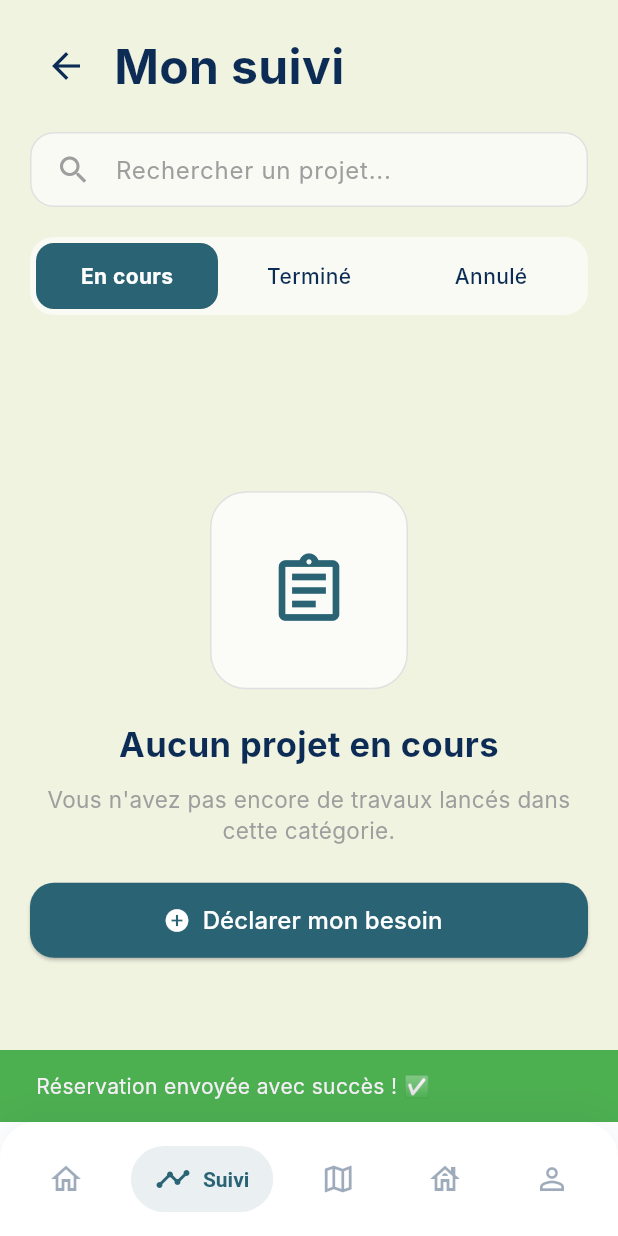
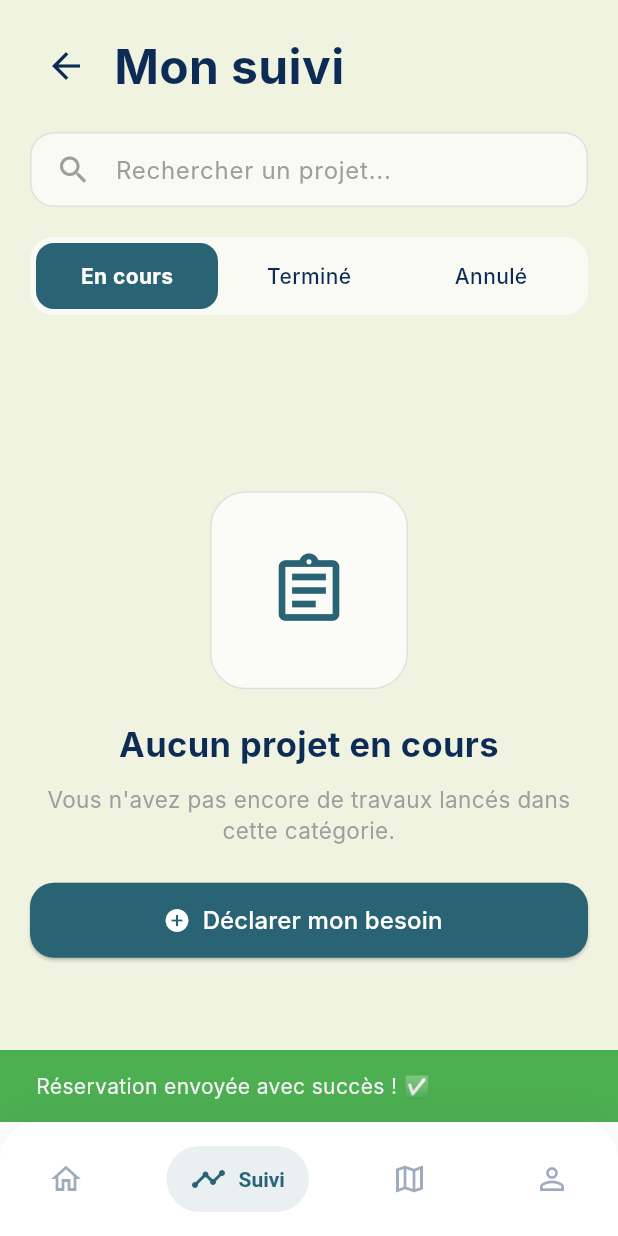
Before and after one commit to Goujil-F0/Lmaalem-project, a Flutter app: the MainShell screen opened directly, on a phone screen of 412 x 824 dp. Run offline on Flutter 3.47's test engine with Material 3 defaults, Android fonts, the phone set to English and light mode, and no system bars; drawn by our look-alikes of salomon_bottom_bar; our stand-ins replace dotted_border, flutter_map, geolocator, image_picker, latlong2, shared_preferences and 1 more; accounts and stored records are empty; network calls fail; Roboto replaces fonts that are missing (Inter).

Commit message:
fix : mise à jour main_shell.dart

```diff
--- a/maalem_app/lib/presentation/main_shell.dart
+++ b/maalem_app/lib/presentation/main_shell.dart
@@ -101,14 +101,12 @@ class _MainShellState extends State<MainShell> {
         ClientHomeScreen(),
         HistoryScreen(),
         MapScreen(),
-        _ConstructionScreen(title: 'Maison'),
         ProfileClientScreen(),
       ];
 
   List<Widget> _artisanPages(int artisanId) => [
         DashboardScreen(artisanId: artisanId),
         const HistoryScreen(),
-        const _ConstructionScreen(title: 'Maison'),
         const ProfileArtisanScreen(),
       ];
 
@@ -132,9 +130,6 @@ class _MainShellState extends State<MainShell> {
         SalomonBottomBarItem(
             icon: const Icon(Icons.map_outlined), title: const Text('Map')),
         SalomonBottomBarItem(
-            icon: const Icon(Icons.house_outlined),
-            title: const Text('Maison')),
-        SalomonBottomBarItem(
             icon: const Icon(Icons.person_outline),
             title: const Text('Compte')),
       ];
@@ -146,9 +141,6 @@ class _MainShellState extends State<MainShell> {
         SalomonBottomBarItem(
             icon: const Icon(Icons.work_outline),
             title: const Text('Missions')),
-        SalomonBottomBarItem(
-            icon: const Icon(Icons.house_outlined),
-            title: const Text('Maison')),
         SalomonBottomBarItem(
             icon: const Icon(Icons.person_outline),
             title: const Text('Compte')),
```
